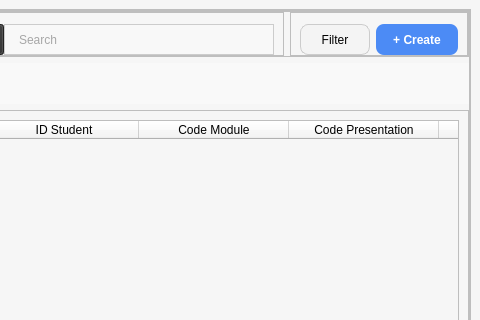
First picture: the form in ui/payment.ui, repository Khiem2112/course-management-ml, before the edit; both pictures show x 343 to 823 and y 0 to 320 of the 823 by 614 pixel window.
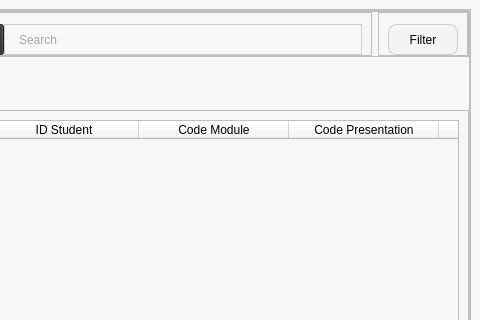
Second picture: the form after the edit. Icons and pictures are not drawn.

Patch:
```diff
--- a/ui/payment.ui
+++ b/ui/payment.ui
@@ -575,24 +575,9 @@
                   <property name="text">
                    <string>Filter</string>
                   </property>
-                 </widget>
-                </item>
-                <item>
-                 <widget class="QPushButton" name="payment_create">
-                  <property name="sizePolicy">
-                   <sizepolicy hsizetype="Preferred" vsizetype="Preferred">
-                    <horstretch>0</horstretch>
-                    <verstretch>0</verstretch>
-                   </sizepolicy>
-                  </property>
-                  <property name="minimumSize">
-                   <size>
-                    <width>82</width>
-                    <height>30</height>
-                   </size>
-                  </property>
-                  <property name="text">
-                   <string>+ Create</string>
+                  <property name="icon">
+                   <iconset>
+                    <normaloff>../media/images/icons/Course/Filter1.png</normaloff>../media/images/icons/Course/Filter1.png</iconset>
                   </property>
                  </widget>
                 </item>
```
Left out of the diff: 20 changed lines with no effect on the pictures.
